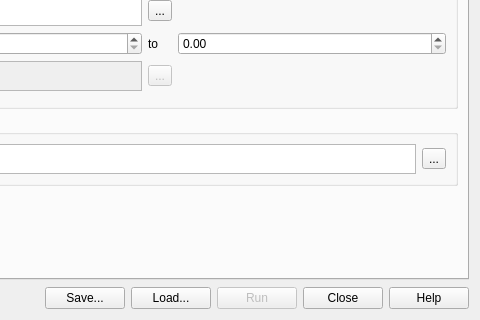
Qt form Gui/vsWidgets/vsInverseKinematicsUI.ui (ia-dev/opensimQt) before a commit; both pictures show x 320 to 800 and y 192 to 512 of the 800 by 512 pixel window.
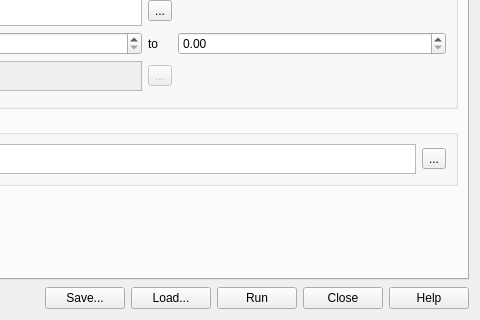
The same form after that commit. The open tabs and pages were chosen to show the change.

```diff
--- a/Gui/vsWidgets/vsInverseKinematicsUI.ui
+++ b/Gui/vsWidgets/vsInverseKinematicsUI.ui
@@ -507,7 +507,7 @@
      <item>
       <widget class="QPushButton" name="runBTN">
        <property name="enabled">
-        <bool>false</bool>
+        <bool>true</bool>
        </property>
        <property name="text">
         <string>Run</string>
```
Left out of the diff: 2 changed lines with no effect on the pictures.
